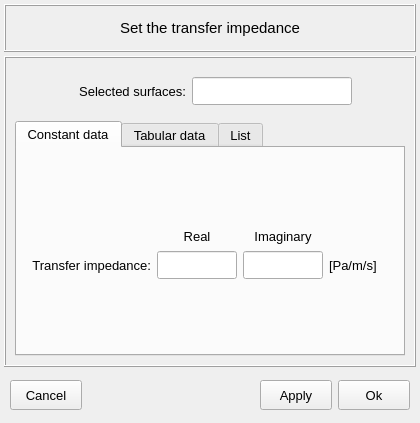
Qt form vibra/interface/data/ui_files/model/acoustic/internal_impedances/transfer_impedance_inputs.ui (MOPT-UFSC/VIBRA) before a commit.
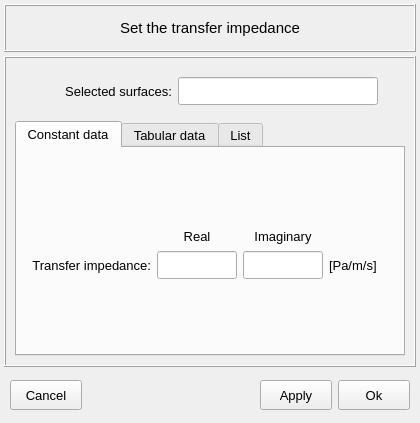
The same form after that commit. Icons and pictures are not drawn.

What changed in the file:
```diff
--- a/vibra/interface/data/ui_files/model/acoustic/internal_impedances/transfer_impedance_inputs.ui
+++ b/vibra/interface/data/ui_files/model/acoustic/internal_impedances/transfer_impedance_inputs.ui
@@ -888,13 +888,13 @@
            </property>
            <property name="minimumSize">
             <size>
-             <width>160</width>
+             <width>200</width>
              <height>28</height>
             </size>
            </property>
            <property name="maximumSize">
             <size>
-             <width>160</width>
+             <width>200</width>
              <height>28</height>
             </size>
            </property>
@@ -922,7 +922,7 @@
           <widget class="QLabel" name="label_selection_A">
            <property name="minimumSize">
             <size>
-             <width>100</width>
+             <width>120</width>
              <height>28</height>
             </size>
            </property>
```
Left out of the diff: 4 changed lines with no effect on the pictures.
